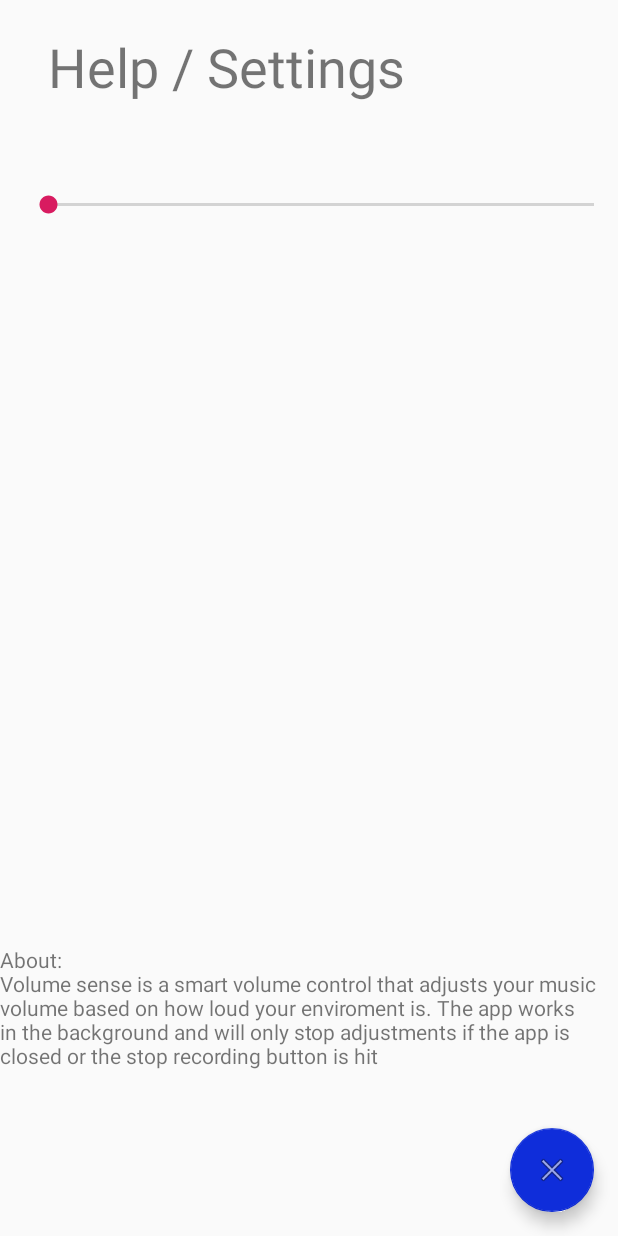
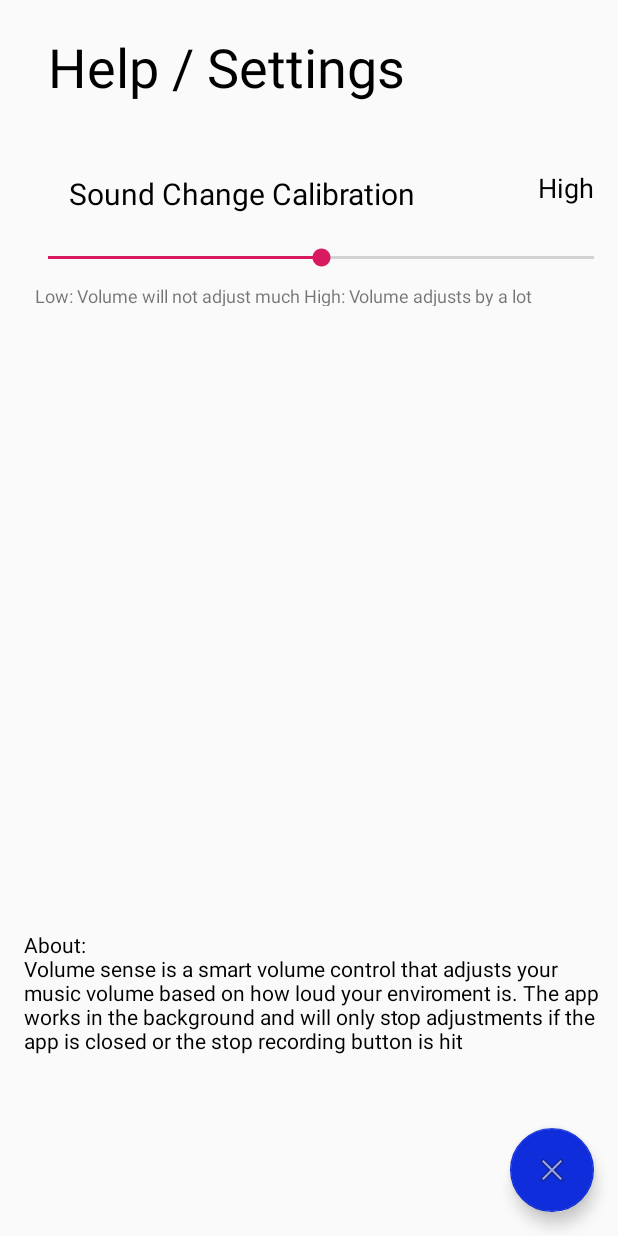
Before and after one commit to rxin8192/HackUCI2020_SmartTune, an Android app: the HelpMenu screen opened directly, with no data from a screen before it, on a phone screen of 412 x 824 dp. Run offline under Robolectric (Android 15) with nearby library versions, the phone set to English and light mode, and no system bars.

Commit message:
UI stuff that doesn't do anything
AReeeeeee

```diff
--- a/app/src/main/java/com/example/myapplication/HelpMenu.java
+++ b/app/src/main/java/com/example/myapplication/HelpMenu.java
@@ -35,6 +35,7 @@
 
         // Sensitivity Logic
         SeekBar sensitivitySet = findViewById(R.id.seekBar);
+        sensitivitySet.setProgress(50);
         sensitivitySet.setOnSeekBarChangeListener(new SeekBar.OnSeekBarChangeListener() {
             @Override
             public void onProgressChanged(SeekBar seekBar, int progress, boolean fromUser) {
--- a/app/src/main/res/layout/activity_help_menue.xml
+++ b/app/src/main/res/layout/activity_help_menue.xml
@@ -5,6 +5,19 @@
     android:layout_width="match_parent"
     android:layout_height="match_parent"
     tools:context=".HelpMenu">
+
+    <TextView
+        android:id="@+id/sensitivityHeader"
+        android:layout_width="wrap_content"
+        android:layout_height="wrap_content"
+        android:layout_marginTop="44dp"
+        android:layout_marginEnd="16dp"
+        android:layout_marginRight="16dp"
+        android:text="High"
+        android:textColor="#000000"
+        android:textSize="18sp"
+        app:layout_constraintEnd_toEndOf="parent"
+        app:layout_constraintTop_toBottomOf="@+id/Header" />
 
     <com.google.android.material.floatingactionbutton.FloatingActionButton
         android:id="@+id/CloseButton"
@@ -30,7 +43,7 @@
         app:layout_constraintHorizontal_bias="0.0"
         app:layout_constraintStart_toStartOf="parent"
         app:layout_constraintTop_toBottomOf="@+id/Header"
-        app:layout_constraintVertical_bias="0.088" />
+        app:layout_constraintVertical_bias="0.141" />
 
     <TextView
         android:id="@+id/Header"
@@ -38,6 +51,7 @@
         android:layout_height="wrap_content"
         android:layout_marginTop="20dp"
         android:text=" Help / Settings"
+        android:textColor="#000000"
         android:textSize="36sp"
         app:layout_constraintEnd_toEndOf="parent"
         app:layout_constraintHorizontal_bias="0.14"
@@ -50,7 +64,7 @@
         android:layout_height="wrap_content"
         android:layout_marginStart="24dp"
         android:layout_marginLeft="24dp"
-        android:layout_marginTop="20dp"
+        android:layout_marginTop="44dp"
         android:text="Low"
         android:textColor="#000000"
         android:textSize="18sp"
@@ -61,12 +75,51 @@
 
     <TextView
         android:id="@+id/textView"
-        android:layout_width="397dp"
-        android:layout_height="108dp"
-        android:layout_marginBottom="14dp"
+        android:layout_width="388dp"
+        android:layout_height="116dp"
+        android:layout_marginStart="16dp"
+        android:layout_marginLeft="16dp"
+        android:layout_marginBottom="16dp"
         android:text="About: \nVolume sense is a smart volume control that adjusts your music volume based on how loud your enviroment is. The app works in the background and will only stop adjustments if the app is closed or the stop recording button is hit"
+        android:textColor="#000000"
         app:layout_constraintBottom_toTopOf="@+id/CloseButton"
-        tools:layout_editor_absoluteX="6dp" />
+        app:layout_constraintStart_toStartOf="parent" />
+
+    <TextView
+        android:id="@+id/textView3"
+        android:layout_width="251dp"
+        android:layout_height="31dp"
+        android:layout_marginStart="53dp"
+        android:layout_marginLeft="53dp"
+        android:layout_marginTop="45dp"
+        android:layout_marginEnd="57dp"
+        android:layout_marginRight="57dp"
+        android:layout_marginBottom="15dp"
+        android:text="Sound Change Calibration"
+        android:textColor="#000000"
+        android:textSize="20sp"
+        app:layout_constraintBottom_toTopOf="@+id/seekBar"
+        app:layout_constraintEnd_toStartOf="@+id/sensitivityHeader"
+        app:layout_constraintHorizontal_bias="0.362"
+        app:layout_constraintStart_toEndOf="@+id/SensitivityHeader1"
+        app:layout_constraintTop_toBottomOf="@+id/Header"
+        app:layout_constraintVertical_bias="0.7" />
+
+    <TextView
+        android:id="@+id/textView4"
+        android:layout_width="358dp"
+        android:layout_height="15dp"
+        android:layout_marginStart="16dp"
+        android:layout_marginLeft="16dp"
+        android:layout_marginTop="8dp"
+        android:layout_marginEnd="12dp"
+        android:layout_marginRight="12dp"
+        android:text="Low: Volume will not adjust much High: Volume adjusts by a lot "
+        android:textSize="12sp"
+        app:layout_constraintEnd_toEndOf="parent"
+        app:layout_constraintHorizontal_bias="0.28"
+        app:layout_constraintStart_toStartOf="parent"
+        app:layout_constraintTop_toBottomOf="@+id/seekBar" />
 
 
 </androidx.constraintlayout.widget.ConstraintLayout>
```
